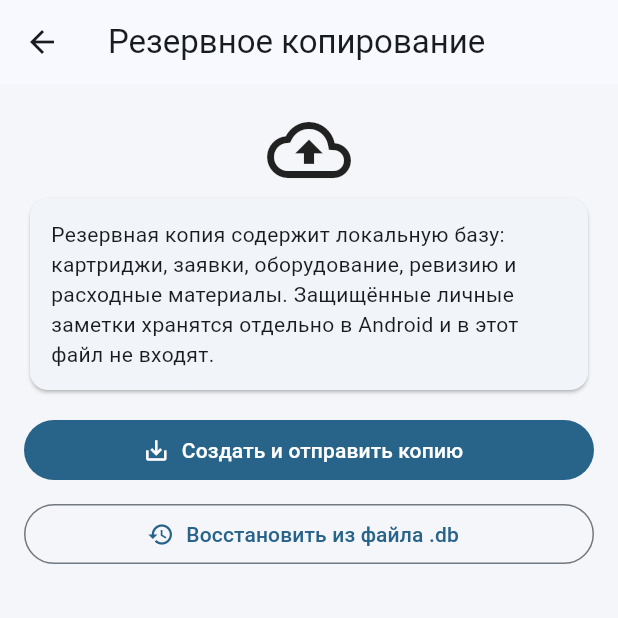
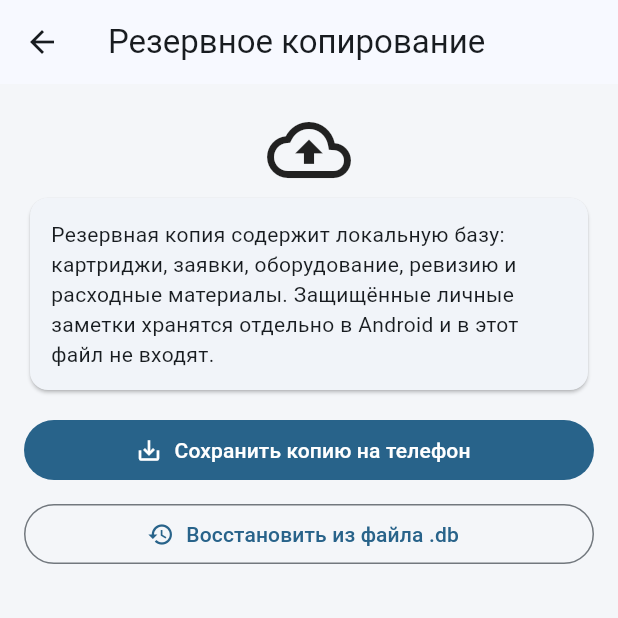
Before and after one commit to JoxerJXR/IT-Master-MRCRMB, a Flutter app: the BackupPage screen opened directly, on a phone screen of 412 x 824 dp, the top half of it. Run offline on Flutter 3.47's test engine with Material 3 defaults, Android fonts, the phone set to English and light mode, and no system bars; our stand-ins replace file_picker, flutter_secure_storage, pdf, qr_flutter, share_plus, shared_preferences and 2 more; missing offline and left inert: excel, mobile_scanner; accounts and stored records are empty.

Commit message:
Label backup action as save to device

```diff
--- a/lib/tools_pages.dart
+++ b/lib/tools_pages.dart
@@ -605,7 +605,7 @@ class _BackupPageState extends State<BackupPage> {
       const Icon(Icons.backup_outlined, size: 56),
       Card(child: Padding(padding: const EdgeInsets.all(14), child: Text(message))),
       const SizedBox(height: 12),
-      FilledButton.icon(onPressed: busy ? null : _backup, icon: const Icon(Icons.save_alt), label: Text(busy ? 'Подождите…' : 'Создать и отправить копию')),
+      FilledButton.icon(onPressed: busy ? null : _backup, icon: const Icon(Icons.save_alt), label: Text(busy ? 'Подождите…' : 'Сохранить копию на телефон')),
       const SizedBox(height: 8),
       OutlinedButton.icon(onPressed: busy ? null : _restore, icon: const Icon(Icons.restore), label: const Text('Восстановить из файла .db')),
     ]));
```
